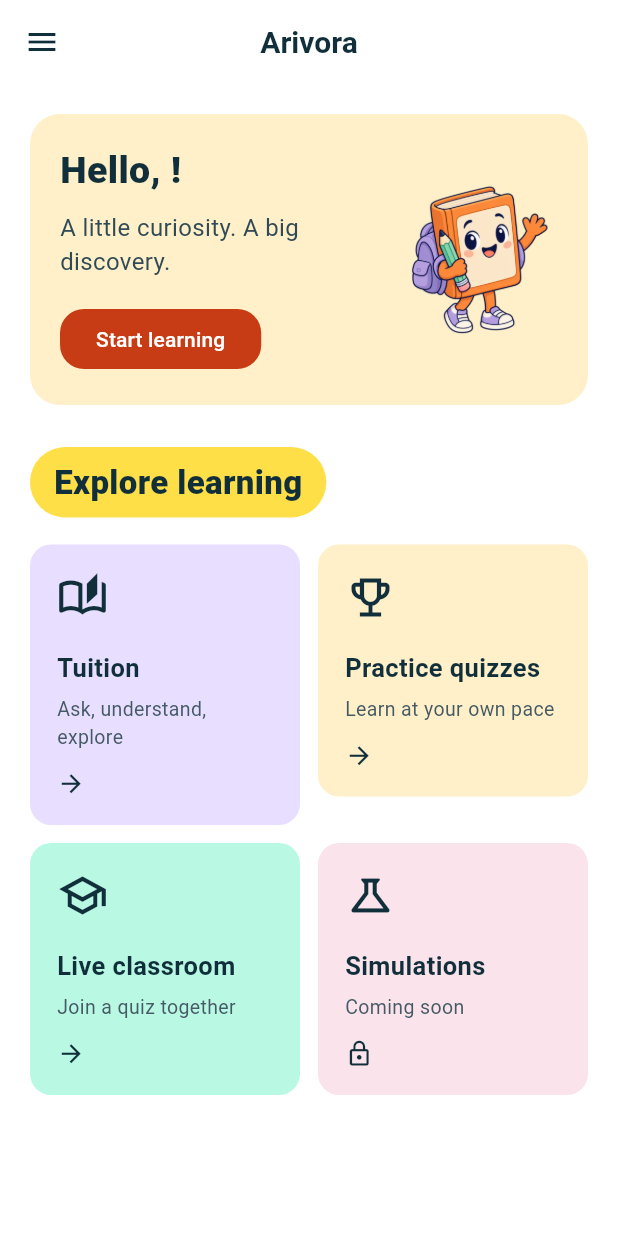
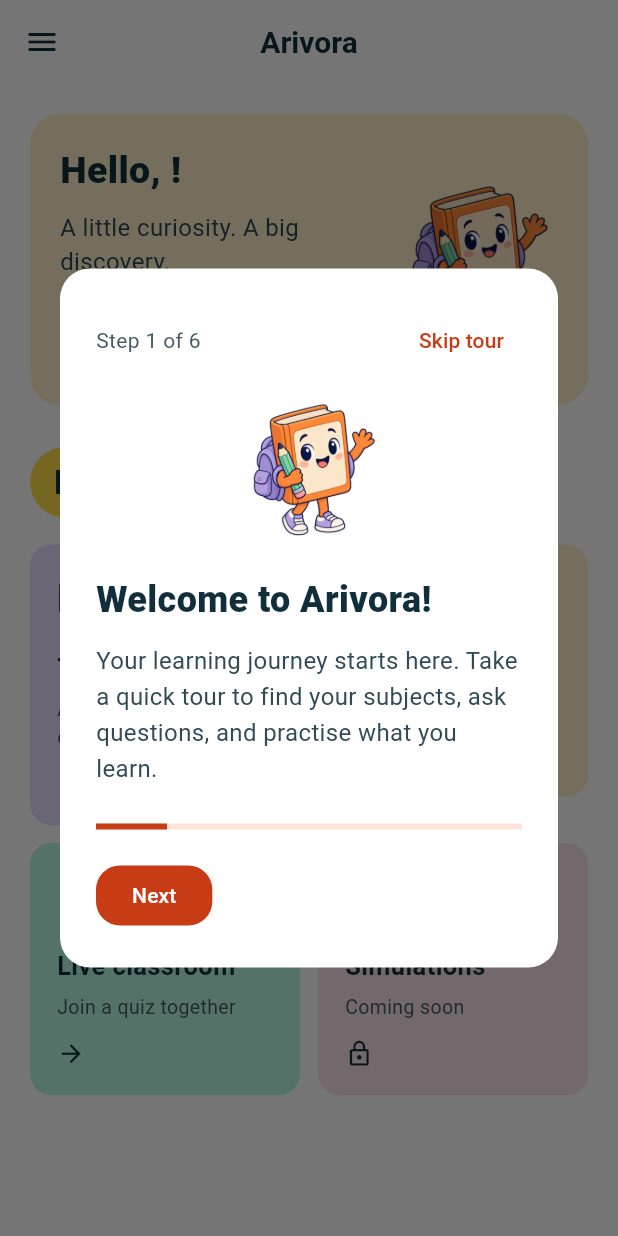
Before and after one commit to muttapuffs60rs-pixel/TutorAI---Frontend, a Flutter app: the screen it shows once a user with an empty profile is signed in, on a phone screen of 412 x 824 dp. Run offline on Flutter 3.47's test engine with Material 3 defaults, Android fonts, the phone set to English and light mode, and no system bars; our stand-ins replace flutter_markdown, image_cropper, image_picker, shared_preferences, supabase_flutter, webview_flutter; missing offline and left inert: razorpay_flutter; accounts and stored records are empty.

Commit message:
Add first-time student tutorial with replay and per-account completion

```diff
--- a/lib/screens/home_selection_screen.dart
+++ b/lib/screens/home_selection_screen.dart
@@ -1,3 +1,4 @@
+import 'student_tutorial.dart';
 import 'package:flutter/material.dart';
 import '../main.dart';
 import '../theme/tailwind_theme.dart';
@@ -7,8 +8,34 @@
 import 'live_quiz/live_quiz_entry_screen.dart';
 import 'quiz_setup_screen.dart';
 
-class HomeSelectionScreen extends StatelessWidget {
+class HomeSelectionScreen extends StatefulWidget {
   const HomeSelectionScreen({super.key});
+
+  @override
+  State<HomeSelectionScreen> createState() => _HomeSelectionScreenState();
+}
+
+class _HomeSelectionScreenState extends State<HomeSelectionScreen> {
+  @override
+  void initState() {
+    super.initState();
+    WidgetsBinding.instance.addPostFrameCallback((_) => _introduce());
+  }
+
+  Future<void> _introduce() async {
+    final userId = supabase.auth.currentUser?.id;
+    if (userId == null) return;
+    try {
+      final needed = await StudentTutorial.needsIntroduction(userId);
+      if (!mounted || !needed || supabase.auth.currentUser?.id != userId)
+        return;
+      if (ModalRoute.of(context)?.isCurrent != true) return;
+      await StudentTutorial.show(context);
+      await StudentTutorial.remember(userId);
+    } catch (error) {
+      debugPrint('Tutorial preference unavailable: $error');
+    }
+  }
 
   @override
   Widget build(BuildContext context) {
--- /dev/null
+++ b/lib/screens/student_tutorial.dart
@@ -0,0 +1,170 @@
+import 'package:flutter/material.dart';
+import 'package:shared_preferences/shared_preferences.dart';
+import '../theme/tailwind_theme.dart';
+import '../widgets/learning_mascot.dart';
+
+class StudentTutorial extends StatefulWidget {
+  const StudentTutorial({super.key});
+
+  static String storageKey(String userId) => 'student_tutorial_v1_$userId';
+
+  static Future<void> show(BuildContext context) => showDialog<void>(
+    context: context,
+    builder: (_) => const StudentTutorial(),
+  );
+
+  static Future<bool> needsIntroduction(String userId) async {
+    final prefs = await SharedPreferences.getInstance();
+    return !(prefs.getBool(storageKey(userId)) ?? false);
+  }
+
+  static Future<void> remember(String userId) async {
+    final prefs = await SharedPreferences.getInstance();
+    await prefs.setBool(storageKey(userId), true);
+  }
+
+  @override
+  State<StudentTutorial> createState() => _StudentTutorialState();
+}
+
+class _StudentTutorialState extends State<StudentTutorial> {
+  int step = 0;
+  static const steps = [
+    (
+      'Welcome to Arivora!',
+      'Your learning journey starts here. Take a quick tour to find your subjects, ask questions, and practise what you learn.',
+      Icons.waving_hand_outlined,
+    ),
+    (
+      'Find your subject',
+      'On Home, tap Start learning or Tuition. Choose your class, then select a subject. Use Search subjects to find one quickly.',
+      Icons.auto_stories_outlined,
+    ),
+    (
+      'Ask Preethi a question',
+      'Type your question in the chat and tap Send. You can also attach a picture of a question. Use the subject selector at the top to change your class or subject.',
+      Icons.chat_bubble_outline,
+    ),
+    (
+      'Practise with quizzes',
+      'Choose Practice quizzes on Home to create a textbook quiz. To join a classroom quiz, choose Live classroom, then I’m a Student, and enter the code from your teacher.',
+      Icons.emoji_events_outlined,
+    ),
+    (
+      'Find chats and usage',
+      'Open the menu at the top left to revisit Recent chats or check your token usage and remaining balance. Upgrade Plan shows the available plans.',
+      Icons.menu,
+    ),
+    (
+      'You’re ready to explore',
+      'Start with a subject you’re curious about. You can replay this tour anytime from Student tutorial in the menu.',
+      Icons.explore_outlined,
+    ),
+  ];
+
+  @override
+  Widget build(BuildContext context) {
+    final item = steps[step];
+    return Dialog(
+      backgroundColor: Colors.white,
+      shape: RoundedRectangleBorder(borderRadius: Tailwind.roundedXl),
+      child: ConstrainedBox(
+        constraints: const BoxConstraints(maxWidth: 480),
+        child: SingleChildScrollView(
+          padding: const EdgeInsets.all(24),
+          child: Column(
+            mainAxisSize: MainAxisSize.min,
+            crossAxisAlignment: CrossAxisAlignment.start,
+            children: [
+              Row(
+                children: [
+                  Expanded(
+                    child: Text(
+                      'Step ${step + 1} of ${steps.length}',
+                      style: const TextStyle(color: Tailwind.slate600),
+                    ),
+                  ),
+                  TextButton(
+                    onPressed: () => Navigator.pop(context),
+                    child: const Text('Skip tour'),
+                  ),
+                ],
+              ),
+              const SizedBox(height: 12),
+              Center(
+                child: step == 0 || step == steps.length - 1
+                    ? const LearningMascot(size: 100)
+                    : Container(
+                        padding: const EdgeInsets.all(24),
+                        decoration: BoxDecoration(
+                          color: Tailwind.pastels[step % 4],
+                          shape: BoxShape.circle,
+                        ),
+                        child: Icon(
+                          item.$3,
+                          size: 48,
+                          color: Tailwind.slate800,
+                        ),
+                      ),
+              ),
+              const SizedBox(height: 20),
+              Semantics(
+                header: true,
+                liveRegion: true,
+                child: Text(
+                  item.$1,
+                  style: const TextStyle(
+                    fontSize: 24,
+                    fontWeight: FontWeight.w800,
+                    color: Tailwind.slate800,
+                  ),
+                ),
+              ),
+              const SizedBox(height: 12),
+              Text(
+                item.$2,
+                style: const TextStyle(
+                  fontSize: 16,
+                  height: 1.5,
+                  color: Tailwind.slate700,
+                ),
+              ),
+              const SizedBox(height: 24),
+              LinearProgressIndicator(
+                value: (step + 1) / steps.length,
+                color: Tailwind.indigo600,
+                backgroundColor: Tailwind.indigo100,
+                semanticsLabel: 'Tour progress',
+              ),
+              const SizedBox(height: 20),
+              Wrap(
+                spacing: 12,
+                runSpacing: 8,
+                alignment: WrapAlignment.end,
+                children: [
+                  if (step > 0)
+                    OutlinedButton(
+                      onPressed: () => setState(() => step--),
+                      child: const Text('Back'),
+                    ),
+                  ElevatedButton(
+                    onPressed: () {
+                      if (step == steps.length - 1) {
+                        Navigator.pop(context);
+                      } else {
+                        setState(() => step++);
+                      }
+                    },
+                    child: Text(
+                      step == steps.length - 1 ? 'Let’s learn' : 'Next',
+                    ),
+                  ),
+                ],
+              ),
+            ],
+          ),
+        ),
+      ),
+    );
+  }
+}
--- a/lib/widgets/custom_drawer.dart
+++ b/lib/widgets/custom_drawer.dart
@@ -1,3 +1,4 @@
+import '../screens/student_tutorial.dart';
 import 'package:flutter/material.dart';
 import '../main.dart';
 import '../screens/login_screen.dart';
@@ -244,6 +245,15 @@
                 ),
 
                 ListTile(
+                  leading: const Icon(Icons.help_outline, color: Tailwind.indigo600),
+                  title: const Text('Student tutorial'),
+                  onTap: () {
+                    final navigator = Navigator.of(context);
+                    navigator.pop();
+                    StudentTutorial.show(navigator.context);
+                  },
+                ),
+                ListTile(
                 leading: const Icon(Icons.lock_reset, color: Tailwind.slate500),
                 title: const Text('Change Password', style: TextStyle(color: Tailwind.slate800, fontWeight: FontWeight.w500)),
                 onTap: () {
--- a/pubspec.yaml
+++ b/pubspec.yaml
@@ -12,6 +12,7 @@
     sdk: flutter
 
   # UI and Icons
+  shared_preferences: ^2.5.5
   cupertino_icons: ^1.0.8
   flutter_markdown: ^0.7.5
 
```
Also changed, not shown: pubspec.lock, 1 other file.
